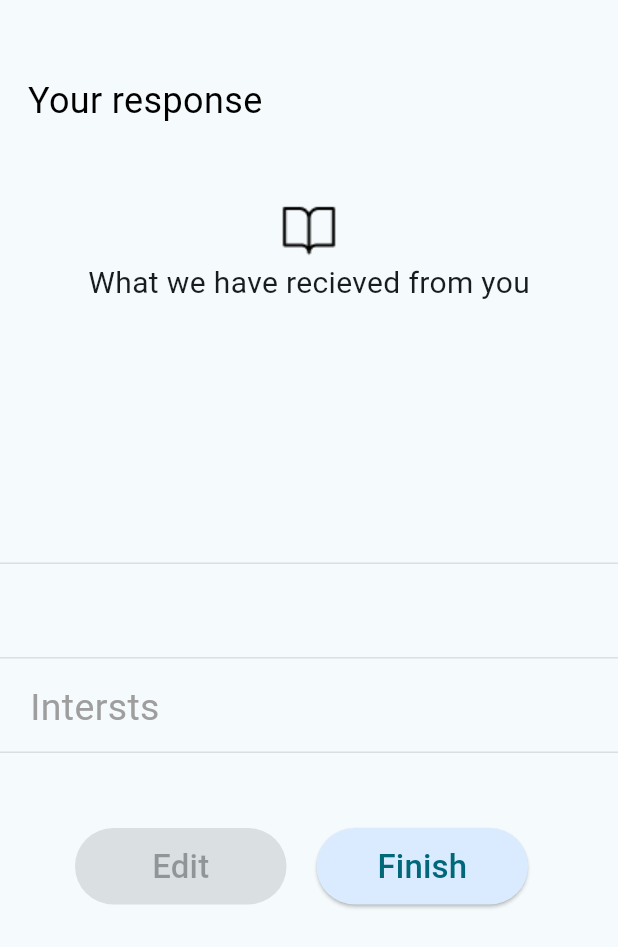
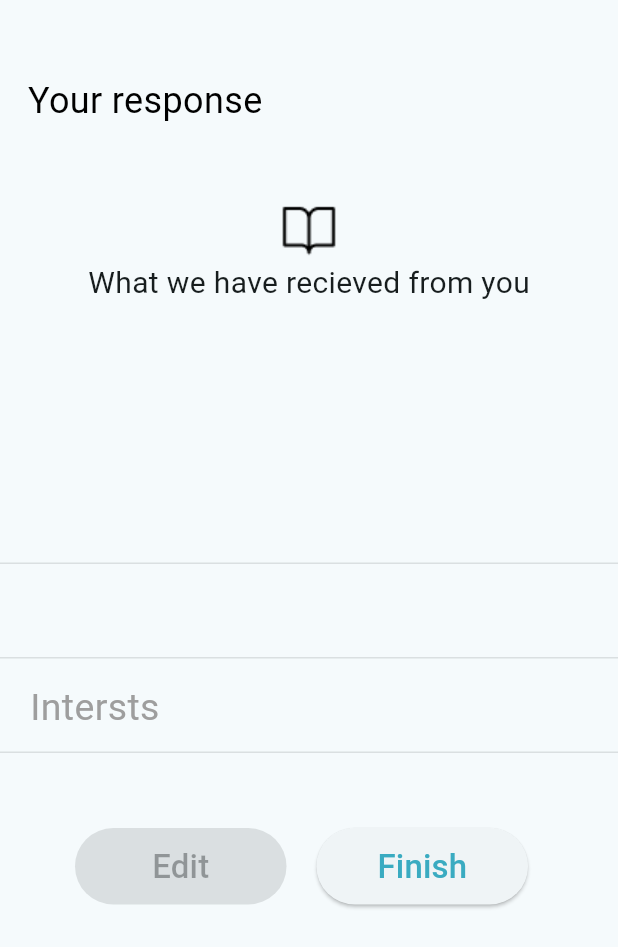
Before and after one commit to khoulyy/Egyplorer, a Flutter app: the SignUpStep3Screen screen opened by its route, on a phone screen of 412 x 824 dp. Shown: the top 947 px of the screen. Run offline on Flutter 3.47's test engine with Material 2 defaults, Android fonts, the phone set to English and light mode, and no system bars; our stand-ins replace cloud_firestore, firebase_auth, firebase_core, font_awesome_flutter, google_nav_bar, google_sign_in and 2 more; accounts and stored records are empty.

Commit message:
fixed button color in your response page

```diff
--- a/lib/screens/signup_step3_screen.dart
+++ b/lib/screens/signup_step3_screen.dart
@@ -129,7 +129,7 @@ class _SignUpStep3ScreenState extends State<SignUpStep3Screen> {
                 onPressed: () {
                   Navigator.pushNamed(context, HomeScreen.id);
                 },
-                backgroundColor: kSecoundaryColor,
+                fontColor: kMainColor,
                 fontSize: 22,
                 width: 141,
                 height: 51,
```
